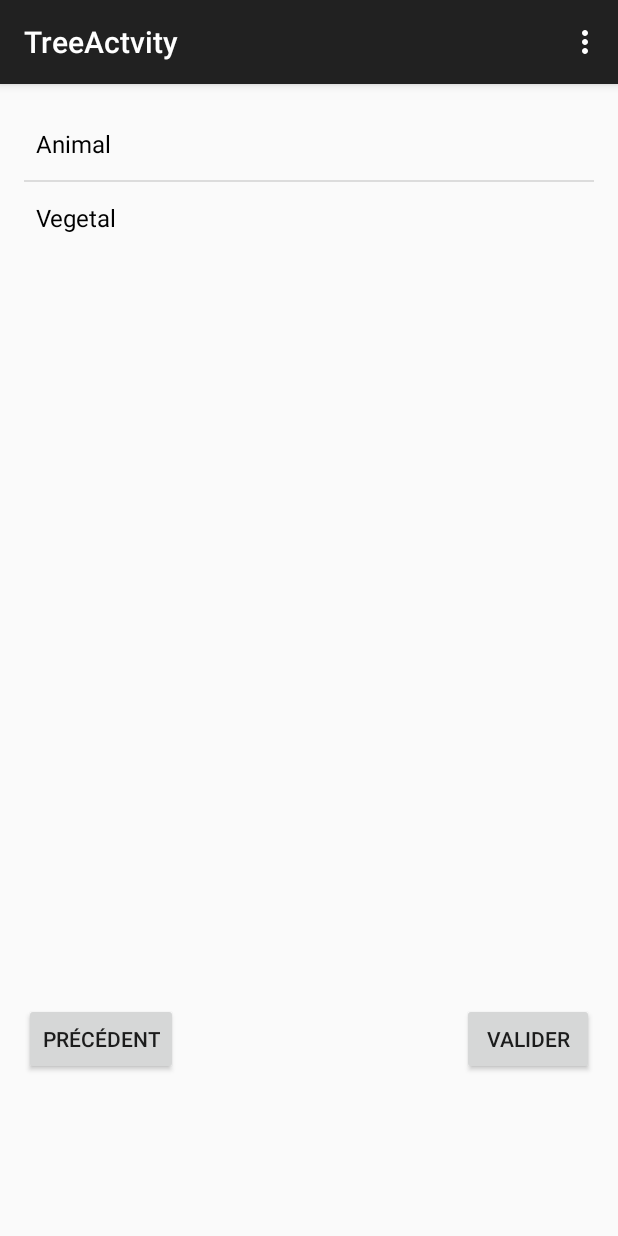
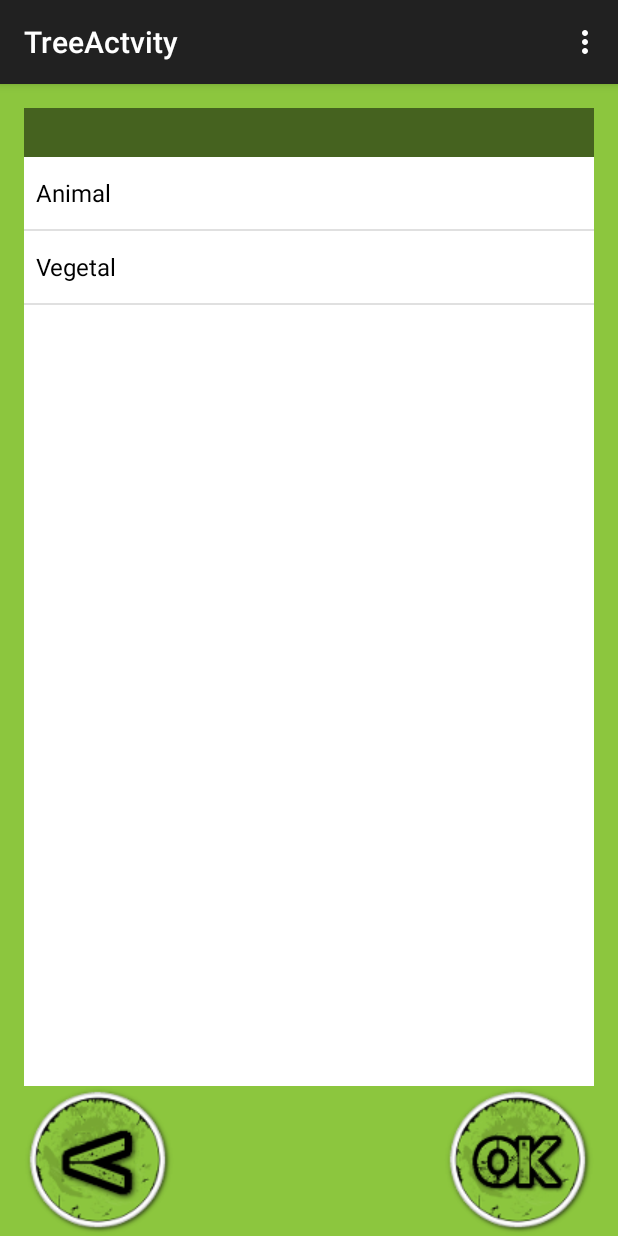
Before and after one commit to fabien-fac/ProjetAndroid, an Android app: the TreeActvity screen opened directly, with no data from a screen before it, on a phone screen of 412 x 824 dp. Run offline under Robolectric (Android 15) with nearby library versions, the phone set to English and light mode, and no system bars; 1 statement that could not run was skipped.

Commit message:
design tree activity

```diff
--- a/src/main/java/projet/m2dl/com/projetandroid/TreeActvity.java
+++ b/src/main/java/projet/m2dl/com/projetandroid/TreeActvity.java
@@ -8,9 +8,8 @@ import android.view.MenuItem;
 import android.view.View;
 import android.widget.AdapterView;
 import android.widget.ArrayAdapter;
-import android.widget.Button;
+import android.widget.ImageButton;
 import android.widget.ListView;
-import android.widget.Spinner;
 import android.widget.TextView;
 
 import java.io.InputStream;
@@ -28,19 +27,20 @@ public class TreeActvity extends ActionBarActivity {
     private Leaf tree;
     private TextView txtKey;
     private ListView listKey;
-    private Button btnValidate, btnPrec;
+    private ImageButton btnValidate, btnPrec;
     private int depth = 0;
 
     @Override
     protected void onCreate(Bundle savedInstanceState) {
         super.onCreate(savedInstanceState);
+
         setContentView(R.layout.activity_tree_actvity);
         txtKey = (TextView) findViewById(R.id.txtCurrentKey);
 
-        btnValidate = (Button) findViewById(R.id.btnValider);
+        btnValidate = (ImageButton) findViewById(R.id.btnValider);
         btnValidate.setOnClickListener(nextStep);
 
-        btnPrec = (Button) findViewById(R.id.btnPrec);
+        btnPrec = (ImageButton) findViewById(R.id.btnPrec);
         btnPrec.setOnClickListener(prec);
 
         InputStream inputStream = getResources().openRawResource(R.raw.tree);
--- a/src/main/res/layout/activity_tree_actvity.xml
+++ b/src/main/res/layout/activity_tree_actvity.xml
@@ -1,46 +1,64 @@
-<RelativeLayout xmlns:android="http://schemas.android.com/apk/res/android"
-    xmlns:tools="http://schemas.android.com/tools" android:layout_width="match_parent"
-    android:layout_height="match_parent" android:paddingLeft="@dimen/activity_horizontal_margin"
+<RelativeLayout
+    xmlns:android="http://schemas.android.com/apk/res/android"
+    xmlns:tools="http://schemas.android.com/tools"
+    android:layout_width="match_parent"
+    android:layout_height="match_parent"
+    android:paddingLeft="@dimen/activity_horizontal_margin"
     android:paddingRight="@dimen/activity_horizontal_margin"
     android:paddingTop="@dimen/activity_vertical_margin"
-    android:paddingBottom="@dimen/activity_vertical_margin"
+    android:background="#8cc63e"
     tools:context="projet.m2dl.com.projetandroid.TreeActvity">
 
     <TextView
-        android:layout_width="wrap_content"
+        android:layout_width="fill_parent"
         android:layout_height="wrap_content"
+        android:textAppearance="?android:attr/textAppearanceMedium"
         android:id="@+id/txtCurrentKey"
+        android:ems="10"
+        android:ellipsize="start"
+        android:shadowRadius="5"
+        android:paddingTop="4dp"
+        android:paddingBottom="4dp"
+        android:paddingRight="4dp"
+        android:paddingLeft="4dp"
+        android:textColor="#ffffff"
+        android:background="#80000000"
         android:layout_alignParentTop="true"
-        android:layout_alignParentRight="true"
-        android:layout_alignParentEnd="true"
-        android:layout_marginRight="149dp"
-        android:layout_marginEnd="149dp" />
+        android:layout_alignParentLeft="true"/>
 
-    <Button
-        android:layout_width="wrap_content"
-        android:layout_height="wrap_content"
+    <ImageButton
+        android:layout_width="100dp"
+        android:layout_height="100dp"
+        android:scaleType="fitXY"
+        android:background="@android:color/transparent"
         android:text="Précédent"
         android:id="@+id/btnPrec"
         android:layout_alignParentBottom="true"
         android:layout_alignParentLeft="true"
         android:layout_alignParentStart="true"
-        android:layout_marginBottom="91dp" />
+        android:src="@drawable/back"/>
 
-    <Button
-        android:layout_width="wrap_content"
-        android:layout_height="wrap_content"
+    <ImageButton
+        android:layout_width="100dp"
+        android:layout_height="100dp"
+        android:scaleType="fitXY"
+        android:background="@android:color/transparent"
         android:text="Valider"
         android:id="@+id/btnValider"
         android:layout_alignBottom="@+id/btnPrec"
         android:layout_alignParentRight="true"
-        android:layout_alignParentEnd="true" />
+        android:layout_alignParentEnd="true"
+        android:src="@drawable/ok"/>
 
     <ListView
         android:layout_width="wrap_content"
         android:layout_height="wrap_content"
         android:id="@+id/listKey"
-        android:layout_alignParentTop="true"
-        android:layout_centerHorizontal="true"
-        android:choiceMode="singleChoice" />
+        android:choiceMode="singleChoice"
+        android:layout_alignParentRight="true"
+        android:layout_alignParentEnd="true"
+        android:layout_above="@+id/btnPrec"
+        android:layout_below="@+id/txtCurrentKey"
+        android:background="#ffffff"/>
 
 </RelativeLayout>
```
Also changed, not shown: src/main/res/drawable/back.png (added), src/main/res/drawable/ok.png (added).
